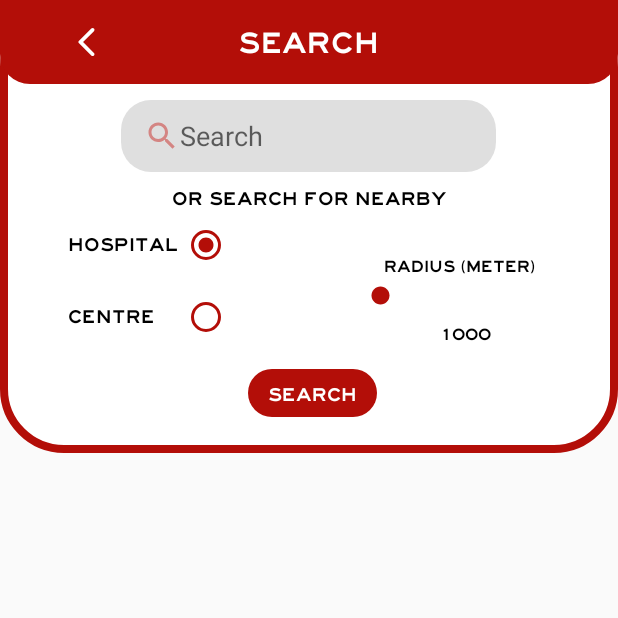
After one commit to akrambenh/BloodPUMP, an Android app: the SearchVenueActivity screen opened directly, with no data from a screen before it, on a phone screen of 412 x 824 dp, the top half of it. The commit adds this screen. Run offline under Robolectric (Android 15) with nearby library versions, the phone set to English and light mode, and no system bars.

Commit message:
Working on displaying venues

```diff
--- a/app/src/main/AndroidManifest.xml
+++ b/app/src/main/AndroidManifest.xml
@@ -25,6 +25,9 @@
         android:theme="@style/Theme.BloodBUMP"
         android:usesCleartextTraffic="true"
         tools:targetApi="31">
+        <activity
+            android:name=".SearchVenueActivity"
+            android:exported="false" />
         <activity
             android:name=".AppointmentActivity"
             android:exported="false" />
--- a/app/src/main/java/com/example/bloodbump/AppointmentActivity.java
+++ b/app/src/main/java/com/example/bloodbump/AppointmentActivity.java
@@ -41,4 +41,9 @@ public class AppointmentActivity extends AppCompatActivity {
                 break;
         }
     }
+
+
+    public void searchVenue(View view) {
+        startActivity(new Intent(AppointmentActivity.this, SearchVenueActivity.class));
+    }
 }
--- a/app/src/main/java/com/example/bloodbump/Donor.java
+++ b/app/src/main/java/com/example/bloodbump/Donor.java
@@ -14,7 +14,6 @@ import com.google.firebase.database.DatabaseReference;
 import com.google.firebase.database.FirebaseDatabase;
 
 public class Donor {
-	public static boolean status;
 	String password;
 	String email;
 	String donor_ID;
@@ -30,15 +29,6 @@ public class Donor {
 		this.DOB = dob;
 		this.Bloodgroup = bloodgroup;
 		this.donorType = donorType;
-	}
-	public void setOn(boolean status){
-		status = true;
-	}
-	public void setOff(boolean status){
-		status = false;
-	}
-	public boolean getStatus(){
-		return status;
 	}
 	public String getBloodgroup() {
 		return Bloodgroup;
--- a/app/src/main/java/com/example/bloodbump/LoginActivity.java
+++ b/app/src/main/java/com/example/bloodbump/LoginActivity.java
@@ -3,6 +3,7 @@ package com.example.bloodbump;
 import androidx.annotation.NonNull;
 import androidx.appcompat.app.AppCompatActivity;
 
+import android.content.Context;
 import android.content.Intent;
 import android.graphics.Paint;
 import android.os.Bundle;
@@ -28,17 +29,28 @@ public class LoginActivity extends AppCompatActivity {
     @Override
     protected void onCreate(Bundle savedInstanceState) {
         super.onCreate(savedInstanceState);
+        // User Session
         setContentView(R.layout.activity_login);
+        SessionManager sessionManager = new SessionManager(LoginActivity.this);
+        sessionManager.getUserDetail();
+        bumpAuth = FirebaseAuth.getInstance();
         login_email = (EditText) findViewById(R.id.login_email);
         login_password = (EditText) findViewById(R.id.login_password);
         forgotPassword = (TextView) findViewById(R.id.forgotPassword);
         login_button = (Button) findViewById(R.id.login_button);
         forgotPassword.setPaintFlags(forgotPassword.getPaintFlags() | Paint.UNDERLINE_TEXT_FLAG);
-
+        if(sessionManager.checkLogin()){
+            bumpAuth.signInWithEmailAndPassword(sessionManager.KEY_EMAIL, sessionManager.KEY_PASSWORD)
+                    .addOnCompleteListener(new OnCompleteListener<AuthResult>() {
+                        @Override
+                        public void onComplete(@NonNull Task<AuthResult> task) {
+                            startActivity(new Intent(LoginActivity.this, HomeActivity.class));
+                        }
+                    });
+        }
         login_button.setOnClickListener(new View.OnClickListener() {
             @Override
             public void onClick(View view) {
-                bumpAuth = FirebaseAuth.getInstance();
                 String email = login_email.getText().toString().trim();
                 String password = login_password.getText().toString().trim();
                 if(email.isEmpty()){
@@ -58,11 +70,13 @@ public class LoginActivity extends AppCompatActivity {
                                 public void onComplete(@NonNull Task<AuthResult> task) {
                                     if(task.isSuccessful()){
                                         Toast.makeText(LoginActivity.this, "Logged In Successfully", Toast.LENGTH_SHORT).show();
+                                        sessionManager.createLoginSession(email, password);
                                         startActivity(new Intent(LoginActivity.this, HomeActivity.class));
                                     }else
                                         Toast.makeText(LoginActivity.this, "Login Failed", Toast.LENGTH_SHORT).show();
                                 }
                             });
+
                 }
             }
         });
--- /dev/null
+++ b/app/src/main/java/com/example/bloodbump/SearchVenueActivity.java
@@ -0,0 +1,58 @@
+package com.example.bloodbump;
+
+import androidx.appcompat.app.AppCompatActivity;
+
+import android.content.Intent;
+import android.os.Build;
+import android.os.Bundle;
+import android.view.View;
+import android.widget.EditText;
+import android.widget.RadioButton;
+import android.widget.RadioGroup;
+import android.widget.SeekBar;
+import android.widget.TextView;
+import android.widget.Toast;
+
+public class SearchVenueActivity extends AppCompatActivity {
+    private EditText searchEditText;
+    private RadioGroup venueGroup;
+    private RadioButton hospitalRadio;
+    private RadioButton centreRadio;
+    private SeekBar RadiusSeekBar;
+    private TextView radiusText;
+    public static int RadiusValue;
+
+    @Override
+    protected void onCreate(Bundle savedInstanceState) {
+        super.onCreate(savedInstanceState);
+        setContentView(R.layout.activity_search_venue);
+        searchEditText = findViewById(R.id.searchEditText);
+        venueGroup = findViewById(R.id.venueGroup);
+        hospitalRadio = findViewById(R.id.hospitalRadio);
+        centreRadio = findViewById(R.id.centreRadio);
+        RadiusSeekBar = findViewById(R.id.RadiusSeekBar);
+        radiusText = findViewById(R.id.radiusText);
+        RadiusSeekBar.setOnSeekBarChangeListener(new SeekBar.OnSeekBarChangeListener() {
+            @Override
+            public void onProgressChanged(SeekBar seekBar, int i, boolean b) {
+                    radiusText.setText(String.valueOf(i));
+                    RadiusValue = i;
+            }
+            @Override
+            public void onStartTrackingTouch(SeekBar seekBar) {
+            }
+
+            @Override
+            public void onStopTrackingTouch(SeekBar seekBar) {
+            }
+        });
+    }
+
+
+    public void backToAppointment(View view) {
+        startActivity(new Intent(SearchVenueActivity.this, AppointmentActivity.class));
+    }
+
+    public void SearchNearby(View view) {
+    }
+}
--- /dev/null
+++ b/app/src/main/java/com/example/bloodbump/SessionManager.java
@@ -0,0 +1,46 @@
+package com.example.bloodbump;
+
+import android.content.Context;
+import android.content.SharedPreferences;
+
+import java.util.HashMap;
+
+public class SessionManager {
+    SharedPreferences userSession;
+    SharedPreferences.Editor editor;
+    Context context;
+
+    private  static  final String IS_LOGGED = "isLoggedIn";
+    public static final String KEY_EMAIL = "email";
+    public static final String KEY_PASSWORD = "password";
+
+    public SessionManager(Context _context){
+        context = _context;
+        userSession = context.getSharedPreferences("userLoginSession", Context.MODE_PRIVATE);
+        editor = userSession.edit();
+    }
+    public void createLoginSession(String email ,String password){
+        editor.putBoolean(IS_LOGGED, true);
+        editor.putString(KEY_EMAIL, email);
+        editor.putString(KEY_PASSWORD, password);
+
+        editor.commit();
+    }
+    public HashMap<String, String> getUserDetail(){
+        HashMap<String, String> userData = new HashMap<String, String>();
+        userData.put(KEY_EMAIL, userSession.getString(KEY_EMAIL, null));
+        userData.put(KEY_PASSWORD, userSession.getString(KEY_PASSWORD, null));
+        return userData;
+    }
+    public boolean checkLogin(){
+        if(userSession.getBoolean(IS_LOGGED, true)){
+            return true;
+        }else
+            return false;
+    }
+    public void logout(){
+        editor.clear();
+        editor.commit();
+    }
+
+}
--- /dev/null
+++ b/app/src/main/res/drawable-anydpi/bookmark_icon.xml
@@ -0,0 +1,11 @@
+<vector xmlns:android="http://schemas.android.com/apk/res/android"
+    android:width="24dp"
+    android:height="24dp"
+    android:viewportWidth="24"
+    android:viewportHeight="24"
+    android:tint="#FFFFFF"
+    android:alpha="0.8">
+  <path
+      android:fillColor="@android:color/white"
+      android:pathData="M17,3L7,3c-1.1,0 -1.99,0.9 -1.99,2L5,21l7,-3 7,3L19,5c0,-1.1 -0.9,-2 -2,-2zM17,18l-5,-2.18L7,18L7,5h10v13z"/>
+</vector>
--- /dev/null
+++ b/app/src/main/res/drawable-anydpi/search2_icon.xml
@@ -0,0 +1,11 @@
+<vector xmlns:android="http://schemas.android.com/apk/res/android"
+    android:width="24dp"
+    android:height="24dp"
+    android:viewportWidth="24"
+    android:viewportHeight="24"
+    android:tint="#FFFFFF"
+    android:alpha="0.8">
+  <path
+      android:fillColor="@android:color/white"
+      android:pathData="M15.5,14h-0.79l-0.28,-0.27C15.41,12.59 16,11.11 16,9.5 16,5.91 13.09,3 9.5,3S3,5.91 3,9.5 5.91,16 9.5,16c1.61,0 3.09,-0.59 4.23,-1.57l0.27,0.28v0.79l5,4.99L20.49,19l-4.99,-5zM9.5,14C7.01,14 5,11.99 5,9.5S7.01,5 9.5,5 14,7.01 14,9.5 11.99,14 9.5,14z"/>
+</vector>
--- /dev/null
+++ b/app/src/main/res/drawable/seek_bar_progress.xml
@@ -0,0 +1,14 @@
+<?xml version="1.0" encoding="utf-8"?>
+<layer-list xmlns:android="http://schemas.android.com/apk/res/android" >
+    <item>
+        <shape>
+            <corners
+                android:radius="10dp"/>
+            <gradient
+                android:startColor="@color/my_red"
+                android:endColor="#fff"
+                android:useLevel="true" />
+        </shape>
+    </item>
+
+</layer-list>
--- a/app/src/main/res/layout/activity_appointment.xml
+++ b/app/src/main/res/layout/activity_appointment.xml
@@ -39,13 +39,14 @@
         tools:ignore="SpeakableTextPresentCheck,TouchTargetSizeCheck" />
 
     <TextView
+        android:id="@+id/textView5"
         android:layout_width="180dp"
         android:layout_height="48dp"
         android:layout_marginBottom="6dp"
+        android:paddingTop="15dp"
         android:text="Appointment"
         android:textColor="@color/white"
         android:theme="@style/MytextTheme"
-        android:paddingTop="15dp"
         app:layout_constraintBottom_toBottomOf="@+id/header"
         app:layout_constraintEnd_toEndOf="parent"
         app:layout_constraintHorizontal_bias="0.497"
@@ -126,7 +127,7 @@
     <Button
         android:id="@+id/suggest_button1"
         android:layout_width="100dp"
-        android:layout_height="48dp"
+        android:layout_height="36dp"
         android:layout_marginStart="247dp"
         android:layout_marginTop="82dp"
         android:layout_marginEnd="13dp"
@@ -139,11 +140,11 @@
         android:theme="@style/MytextTheme"
         app:layout_constraintBottom_toBottomOf="@+id/suggest_box"
         app:layout_constraintEnd_toEndOf="@+id/suggest_box"
-        app:layout_constraintHorizontal_bias="0.75"
+        app:layout_constraintHorizontal_bias="0.76"
         app:layout_constraintStart_toStartOf="@+id/suggest_box"
         app:layout_constraintTop_toTopOf="@+id/suggest_box"
-        app:layout_constraintVertical_bias="1.0"
-        tools:ignore="TextSizeCheck" />
+        app:layout_constraintVertical_bias="0.592"
+        tools:ignore="TextSizeCheck,TouchTargetSizeCheck" />
 
     <TextView
         android:id="@+id/suggest_date1"
@@ -186,7 +187,7 @@
         android:layout_width="300dp"
         android:layout_height="3dp"
         android:layout_marginStart="20dp"
-        android:layout_marginTop="152dp"
+        android:layout_marginTop="139dp"
         android:layout_marginEnd="2dp"
         android:layout_marginBottom="64dp"
         android:background="@drawable/line_separator"
@@ -195,6 +196,25 @@
         app:layout_constraintHorizontal_bias="0.0"
         app:layout_constraintStart_toStartOf="@+id/suggest_box"
         app:layout_constraintTop_toTopOf="@+id/suggest_box"
-        app:layout_constraintVertical_bias="0.016" />
+        app:layout_constraintVertical_bias="0.0" />
+
+    <Button
+        android:layout_width="250dp"
+        android:layout_height="48dp"
+        android:background="@drawable/large_red_button"
+        android:drawableLeft="@drawable/search2_icon"
+        android:paddingLeft="20dp"
+        android:text="Search"
+        android:paddingRight="38dp"
+        android:paddingBottom="5dp"
+        android:theme="@style/MytextTheme"
+        android:textColor="@color/white"
+        android:onClick="searchVenue"
+        app:layout_constraintBottom_toBottomOf="parent"
+        app:layout_constraintEnd_toEndOf="parent"
+        app:layout_constraintHorizontal_bias="0.496"
+        app:layout_constraintStart_toStartOf="parent"
+        app:layout_constraintTop_toTopOf="parent"
+        app:layout_constraintVertical_bias="0.901" />
 
 </androidx.constraintlayout.widget.ConstraintLayout>
--- /dev/null
+++ b/app/src/main/res/layout/activity_search_venue.xml
@@ -0,0 +1,235 @@
+<?xml version="1.0" encoding="utf-8"?>
+<androidx.constraintlayout.widget.ConstraintLayout xmlns:android="http://schemas.android.com/apk/res/android"
+    xmlns:app="http://schemas.android.com/apk/res-auto"
+    xmlns:tools="http://schemas.android.com/tools"
+    android:layout_width="match_parent"
+    android:layout_height="match_parent"
+    tools:context=".SearchVenueActivity">
+
+    <FrameLayout
+        android:id="@+id/searchResult_content"
+        android:layout_width="match_parent"
+        android:layout_height="525dp"
+        app:layout_constraintBottom_toBottomOf="parent"
+        app:layout_constraintEnd_toEndOf="parent"
+        app:layout_constraintHorizontal_bias="0.0"
+        app:layout_constraintStart_toStartOf="parent"
+        app:layout_constraintTop_toTopOf="parent"
+        app:layout_constraintVertical_bias="1.0" />
+
+    <ImageView
+        android:id="@+id/imageView8"
+        android:layout_width="match_parent"
+        android:layout_height="300dp"
+        android:background="@drawable/stats_rect"
+        app:layout_constraintBottom_toBottomOf="parent"
+        app:layout_constraintEnd_toEndOf="parent"
+        app:layout_constraintHorizontal_bias="1.0"
+        app:layout_constraintStart_toStartOf="parent"
+        app:layout_constraintTop_toTopOf="parent"
+        app:layout_constraintVertical_bias="0.004" />
+
+    <EditText
+        android:id="@+id/searchEditText"
+        android:layout_width="250dp"
+        android:layout_height="48dp"
+        android:layout_marginStart="35dp"
+        android:layout_marginTop="64dp"
+        android:layout_marginEnd="35dp"
+        android:layout_marginBottom="134dp"
+        android:background="@drawable/field"
+        android:drawableLeft="@drawable/search2_icon"
+        android:drawableTint="@color/light_red"
+        android:hint="Search"
+        android:paddingLeft="15dp"
+        app:layout_constraintBottom_toBottomOf="@+id/imageView8"
+        app:layout_constraintEnd_toEndOf="@+id/imageView8"
+        app:layout_constraintHorizontal_bias="0.493"
+        app:layout_constraintStart_toStartOf="@+id/imageView8"
+        app:layout_constraintTop_toTopOf="@+id/imageView8"
+        app:layout_constraintVertical_bias="0.018" />
+
+    <TextView
+        android:layout_width="240dp"
+        android:layout_height="24dp"
+        android:layout_marginTop="107dp"
+        android:layout_marginBottom="78dp"
+        android:text="Or Search for nearby venues"
+        android:textSize="11dp"
+        android:theme="@style/MytextTheme"
+        app:layout_constraintBottom_toBottomOf="@+id/imageView8"
+        app:layout_constraintEnd_toEndOf="parent"
+        app:layout_constraintStart_toStartOf="parent"
+        app:layout_constraintTop_toTopOf="@+id/imageView8"
+        app:layout_constraintVertical_bias="0.065"
+        tools:ignore="TextSizeCheck" />
+
+    <RadioGroup
+        android:id="@+id/venueGroup"
+        android:layout_width="128dp"
+        android:layout_height="96dp"
+        android:layout_marginStart="16dp"
+        android:layout_marginTop="90dp"
+        android:layout_marginEnd="249dp"
+        android:layout_marginBottom="20dp"
+        app:layout_constraintBottom_toBottomOf="@+id/imageView8"
+        app:layout_constraintEnd_toEndOf="@+id/imageView8"
+        app:layout_constraintStart_toStartOf="parent"
+        app:layout_constraintTop_toTopOf="@+id/imageView8">
+
+        <RadioButton
+            android:id="@+id/hospitalRadio"
+            android:layout_width="match_parent"
+            android:layout_height="48dp"
+            android:fontFamily="@font/richard_family"
+            android:layoutDirection="rtl"
+            android:paddingLeft="20dp"
+            android:text="Hospital"
+            android:textAlignment="textStart"
+            android:textSize="11dp"
+            android:checked="true"
+            android:buttonTint="@color/my_red"
+            tools:ignore="TextSizeCheck" />
+
+        <RadioButton
+            android:id="@+id/centreRadio"
+            android:layout_width="match_parent"
+            android:layout_height="48dp"
+            android:fontFamily="@font/richard_family"
+            android:layoutDirection="rtl"
+            android:paddingLeft="20dp"
+            android:text="Centre"
+            android:buttonTint="@color/my_red"
+            android:textAlignment="textStart"
+            android:textSize="11dp"
+            tools:ignore="TextSizeCheck" />
+    </RadioGroup>
+
+    <TextView
+        android:id="@+id/textView11"
+        android:layout_width="110dp"
+        android:layout_height="24dp"
+
+        android:layout_marginStart="242dp"
+        android:layout_marginTop="159dp"
+        android:layout_marginEnd="41dp"
+
+        android:layout_marginBottom="117dp"
+        android:text="Radius (meter)"
+        android:textSize="10dp"
+        android:theme="@style/MytextTheme"
+        app:layout_constraintBottom_toBottomOf="@+id/imageView8"
+        app:layout_constraintEnd_toEndOf="@+id/imageView8"
+        app:layout_constraintStart_toStartOf="@+id/imageView8"
+        app:layout_constraintTop_toTopOf="@+id/imageView8"
+        tools:ignore="TextSizeCheck" />
+
+    <SeekBar
+        android:id="@+id/RadiusSeekBar"
+        android:thumbTint="@color/my_red"
+        android:layout_width="150dp"
+        android:layout_height="24dp"
+        android:layout_marginStart="244dp"
+        android:layout_marginTop="183dp"
+        android:layout_marginEnd="65dp"
+        android:layout_marginBottom="93dp"
+        android:min="1000"
+        android:max="50000"
+        android:progressDrawable="@drawable/seek_bar_progress"
+        android:progress="8000"
+        app:layout_constraintBottom_toBottomOf="@+id/imageView8"
+        app:layout_constraintEnd_toEndOf="@+id/imageView8"
+        app:layout_constraintStart_toStartOf="@+id/imageView8"
+        app:layout_constraintTop_toTopOf="@+id/imageView8" />
+
+    <TextView
+        android:id="@+id/radiusText"
+        android:layout_width="64dp"
+        android:layout_height="24dp"
+        android:layout_marginStart="269dp"
+        android:layout_marginTop="209dp"
+        android:layout_marginEnd="70dp"
+        android:layout_marginBottom="67dp"
+        android:paddingTop="5dp"
+        android:text="1000"
+        android:textSize="10dp"
+        android:theme="@style/MytextTheme"
+        app:layout_constraintBottom_toBottomOf="@+id/imageView8"
+        app:layout_constraintEnd_toEndOf="@+id/imageView8"
+        app:layout_constraintHorizontal_bias="1.0"
+        app:layout_constraintStart_toStartOf="@+id/imageView8"
+        app:layout_constraintTop_toTopOf="@+id/imageView8"
+        app:layout_constraintVertical_bias="0.0"
+        tools:ignore="TextSizeCheck" />
+
+    <Button
+        android:id="@+id/nearbySearchButton"
+        android:layout_width="86dp"
+        android:layout_height="32dp"
+        android:layout_marginStart="156dp"
+        android:layout_marginTop="260dp"
+        android:layout_marginEnd="151dp"
+        android:layout_marginBottom="38dp"
+        android:background="@drawable/large_red_button"
+        android:onClick="SearchNearby"
+        android:paddingBottom="10dp"
+
+        android:text="Search"
+        android:textColor="@color/white"
+        android:textSize="11dp"
+        android:theme="@style/MytextTheme"
+        app:layout_constraintBottom_toBottomOf="@+id/imageView8"
+        app:layout_constraintEnd_toEndOf="@+id/imageView8"
+        app:layout_constraintStart_toStartOf="@+id/imageView8"
+        app:layout_constraintTop_toTopOf="parent"
+        tools:ignore="TextSizeCheck,TouchTargetSizeCheck" />
+
+    <ImageView
+        android:id="@+id/header"
+        android:layout_width="match_parent"
+        android:layout_height="56dp"
+        android:background="@drawable/small_red_header"
+        app:layout_constraintBottom_toBottomOf="parent"
+        app:layout_constraintEnd_toEndOf="parent"
+        app:layout_constraintHorizontal_bias="0.0"
+        app:layout_constraintStart_toStartOf="parent"
+        app:layout_constraintTop_toTopOf="parent"
+        app:layout_constraintVertical_bias="0.0" />
+
+    <ImageView
+        android:id="@+id/back_arrow_button"
+        android:layout_width="24dp"
+        android:layout_height="24dp"
+        android:layout_marginStart="21dp"
+        android:layout_marginTop="16dp"
+        android:layout_marginEnd="318dp"
+        android:layout_marginBottom="16dp"
+        android:background="@drawable/round_arrow_back"
+        android:clickable="true"
+        android:focusable="true"
+        android:onClick="backToAppointment"
+        app:layout_constraintBottom_toBottomOf="@+id/header"
+        app:layout_constraintEnd_toEndOf="@+id/header"
+        app:layout_constraintStart_toStartOf="@+id/header"
+        app:layout_constraintTop_toTopOf="parent"
+        tools:ignore="SpeakableTextPresentCheck,TouchTargetSizeCheck" />
+    <TextView
+        android:id="@+id/textView5"
+        android:layout_width="180dp"
+        android:layout_height="48dp"
+        android:layout_marginBottom="6dp"
+        android:paddingTop="15dp"
+        android:text="Search"
+        android:textColor="@color/white"
+        android:theme="@style/MytextTheme"
+        app:layout_constraintBottom_toBottomOf="@+id/header"
+        app:layout_constraintEnd_toEndOf="parent"
+        app:layout_constraintHorizontal_bias="0.497"
+        app:layout_constraintStart_toStartOf="parent"
+        app:layout_constraintTop_toTopOf="parent"
+        app:layout_constraintVertical_bias="1.0" />
+
+
+
+
+</androidx.constraintlayout.widget.ConstraintLayout>
--- a/app/src/main/res/values/colors.xml
+++ b/app/src/main/res/values/colors.xml
@@ -11,6 +11,6 @@
     <color name="my_red">#B30E08</color>
     <color name="light_red">#D16E6B</color>
     <color name="med_blue">#38B6FF</color>
-    <color name="rihab_grey">#B6B7B7</color>
+    <color name="rihab_grey">#dfdfdf</color>
 
 </resources>
```
Also changed, not shown: app/src/main/res/drawable-hdpi/bookmark_icon.png (added), app/src/main/res/drawable-hdpi/search2_icon.png (added), app/src/main/res/drawable-mdpi/bookmark_icon.png (added), app/src/main/res/drawable-mdpi/search2_icon.png (added), app/src/main/res/drawable-xhdpi/bookmark_icon.png (added), app/src/main/res/drawable-xhdpi/search2_icon.png (added), app/src/main/res/drawable-xxhdpi/bookmark_icon.png (added), app/src/main/res/drawable-xxhdpi/search2_icon.png (added).
